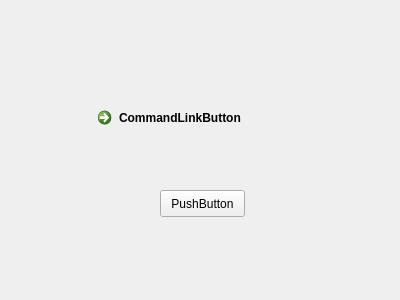
Before: the Qt Designer form widget.ui in fbudin69500/SimpleExampleQt4, drawn with Qt 5.
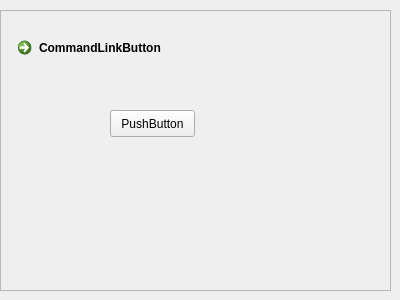
After: the same form once the commit is applied.

Commit message: ENH: Removed unnecessary derived classes and replaced them by frames in the ui. This simplifies the code a lot.

What changed in the file:
```diff
--- a/widget.ui
+++ b/widget.ui
@@ -13,11 +13,26 @@
   <property name="windowTitle">
    <string>Form</string>
   </property>
+  <widget class="QFrame" name="frame">
+   <property name="geometry">
+    <rect>
+     <x>0</x>
+     <y>10</y>
+     <width>391</width>
+     <height>281</height>
+    </rect>
+   </property>
+   <property name="frameShape">
+    <enum>QFrame::StyledPanel</enum>
+   </property>
+   <property name="frameShadow">
+    <enum>QFrame::Raised</enum>
+   </property>
   <widget class="QCommandLinkButton" name="commandLinkButton">
    <property name="geometry">
     <rect>
-     <x>90</x>
-     <y>100</y>
+      <x>10</x>
+      <y>20</y>
      <width>176</width>
      <height>41</height>
     </rect>
@@ -29,8 +44,8 @@
   <widget class="QPushButton" name="pushButton">
    <property name="geometry">
     <rect>
-     <x>160</x>
-     <y>190</y>
+      <x>110</x>
+      <y>100</y>
      <width>85</width>
      <height>27</height>
     </rect>
@@ -38,6 +53,7 @@
    <property name="text">
     <string>PushButton</string>
    </property>
+   </widget>
   </widget>
  </widget>
  <resources/>
```
Lines whose indentation alone changed are shown as unchanged. The commit also changes 8 other files.
